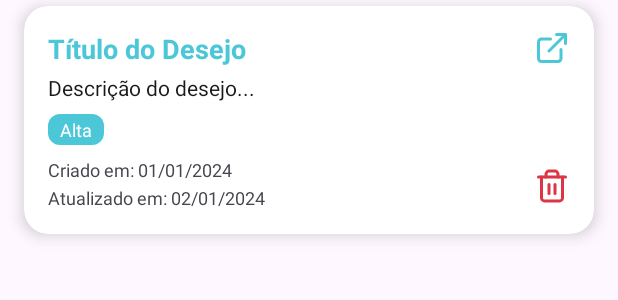
After one commit to passosleo/quero-ja, an Android app: the layout item_wish.xml on its own in the app's theme, with its tools: preview values and no code run, on a phone screen of 412 x 824 dp. The commit adds this screen. Shown: the top 300 px of the screen. Run offline under Robolectric (Android 15) with nearby library versions, the phone set to English and light mode, and no system bars.

Commit message:
delete and list wishes

```diff
--- /dev/null
+++ b/app/src/main/res/drawable/ic_delete.xml
@@ -0,0 +1,41 @@
+<vector xmlns:android="http://schemas.android.com/apk/res/android"
+    android:width="24dp"
+    android:height="24dp"
+    android:viewportWidth="24"
+    android:viewportHeight="24">
+  <path
+      android:pathData="M3,6H21"
+      android:strokeLineJoin="round"
+      android:strokeWidth="2"
+      android:fillColor="#00000000"
+      android:strokeColor="#DC3545"
+      android:strokeLineCap="round"/>
+  <path
+      android:pathData="M19,6V20C19,21 18,22 17,22H7C6,22 5,21 5,20V6"
+      android:strokeLineJoin="round"
+      android:strokeWidth="2"
+      android:fillColor="#00000000"
+      android:strokeColor="#DC3545"
+      android:strokeLineCap="round"/>
+  <path
+      android:pathData="M8,6V4C8,3 9,2 10,2H14C15,2 16,3 16,4V6"
+      android:strokeLineJoin="round"
+      android:strokeWidth="2"
+      android:fillColor="#00000000"
+      android:strokeColor="#DC3545"
+      android:strokeLineCap="round"/>
+  <path
+      android:pathData="M10,11V17"
+      android:strokeLineJoin="round"
+      android:strokeWidth="2"
+      android:fillColor="#00000000"
+      android:strokeColor="#DC3545"
+      android:strokeLineCap="round"/>
+  <path
+      android:pathData="M14,11V17"
+      android:strokeLineJoin="round"
+      android:strokeWidth="2"
+      android:fillColor="#00000000"
+      android:strokeColor="#DC3545"
+      android:strokeLineCap="round"/>
+</vector>
--- /dev/null
+++ b/app/src/main/res/drawable/ic_link.xml
@@ -0,0 +1,27 @@
+<vector xmlns:android="http://schemas.android.com/apk/res/android"
+    android:width="24dp"
+    android:height="24dp"
+    android:viewportWidth="24"
+    android:viewportHeight="24">
+  <path
+      android:pathData="M15,3H21V9"
+      android:strokeLineJoin="round"
+      android:strokeWidth="2"
+      android:fillColor="#00000000"
+      android:strokeColor="#4BC7D8"
+      android:strokeLineCap="round"/>
+  <path
+      android:pathData="M10,14L21,3"
+      android:strokeLineJoin="round"
+      android:strokeWidth="2"
+      android:fillColor="#00000000"
+      android:strokeColor="#4BC7D8"
+      android:strokeLineCap="round"/>
+  <path
+      android:pathData="M18,13V19C18,19.53 17.789,20.039 17.414,20.414C17.039,20.789 16.53,21 16,21H5C4.47,21 3.961,20.789 3.586,20.414C3.211,20.039 3,19.53 3,19V8C3,7.47 3.211,6.961 3.586,6.586C3.961,6.211 4.47,6 5,6H11"
+      android:strokeLineJoin="round"
+      android:strokeWidth="2"
+      android:fillColor="#00000000"
+      android:strokeColor="#4BC7D8"
+      android:strokeLineCap="round"/>
+</vector>
--- /dev/null
+++ b/app/src/main/res/drawable/tag_priority_background.xml
@@ -0,0 +1,4 @@
+<shape xmlns:android="http://schemas.android.com/apk/res/android" android:shape="rectangle">
+    <solid android:color="@color/primary"/>
+    <corners android:radius="8dp"/>
+</shape>
--- /dev/null
+++ b/app/src/main/res/drawable/tag_priority_high.xml
@@ -0,0 +1,4 @@
+<shape xmlns:android="http://schemas.android.com/apk/res/android" android:shape="rectangle">
+    <solid android:color="@color/priority_high" />
+    <corners android:radius="8dp" />
+</shape>
--- /dev/null
+++ b/app/src/main/res/drawable/tag_priority_low.xml
@@ -0,0 +1,4 @@
+<shape xmlns:android="http://schemas.android.com/apk/res/android" android:shape="rectangle">
+    <solid android:color="@color/priority_low" />
+    <corners android:radius="8dp" />
+</shape>
--- /dev/null
+++ b/app/src/main/res/drawable/tag_priority_medium.xml
@@ -0,0 +1,4 @@
+<shape xmlns:android="http://schemas.android.com/apk/res/android" android:shape="rectangle">
+    <solid android:color="@color/priority_medium" />
+    <corners android:radius="8dp" />
+</shape>
--- a/app/src/main/res/layout/activity_list_wishes.xml
+++ b/app/src/main/res/layout/activity_list_wishes.xml
@@ -16,6 +16,7 @@
       android:textSize="24sp"
       android:textStyle="bold"
       android:textColor="@color/primary"
+      android:paddingBottom="16dp"
       app:layout_constraintTop_toTopOf="parent"
       app:layout_constraintStart_toStartOf="parent"
       app:layout_constraintEnd_toEndOf="parent"
@@ -26,7 +27,6 @@
       android:layout_width="0dp"
       android:layout_height="0dp"
       android:clipToPadding="false"
-      android:padding="16dp"
       app:layout_constraintTop_toBottomOf="@id/list_title"
       app:layout_constraintBottom_toBottomOf="parent"
       app:layout_constraintStart_toStartOf="parent"
--- /dev/null
+++ b/app/src/main/res/layout/item_wish.xml
@@ -0,0 +1,99 @@
+<?xml version="1.0" encoding="utf-8"?>
+<androidx.cardview.widget.CardView xmlns:android="http://schemas.android.com/apk/res/android"
+    xmlns:app="http://schemas.android.com/apk/res-auto"
+    android:layout_width="match_parent"
+    android:layout_height="wrap_content"
+    android:layout_marginBottom="12dp"
+    android:layout_marginTop="4dp"
+    android:layout_marginStart="16dp"
+    android:layout_marginEnd="16dp"
+    app:cardCornerRadius="16dp"
+    app:cardElevation="6dp"
+    app:cardBackgroundColor="@color/white">
+
+    <androidx.constraintlayout.widget.ConstraintLayout
+        android:layout_width="match_parent"
+        android:layout_height="wrap_content"
+        android:padding="16dp">
+
+        <TextView
+            android:id="@+id/txt_wish_title"
+            android:layout_width="0dp"
+            android:layout_height="wrap_content"
+            android:text="Título do Desejo"
+            android:textSize="18sp"
+            android:textStyle="bold"
+            android:textColor="@color/primary"
+            app:layout_constraintStart_toStartOf="parent"
+            app:layout_constraintTop_toTopOf="parent"
+            app:layout_constraintEnd_toStartOf="@id/img_link"
+            app:layout_constraintBottom_toTopOf="@id/txt_wish_description"
+            android:layout_marginEnd="8dp" />
+
+        <TextView
+            android:id="@+id/txt_wish_description"
+            android:layout_width="0dp"
+            android:layout_height="wrap_content"
+            android:text="Descrição do desejo..."
+            android:textSize="14sp"
+            android:textColor="@color/text_color"
+            app:layout_constraintTop_toBottomOf="@id/txt_wish_title"
+            app:layout_constraintStart_toStartOf="parent"
+            app:layout_constraintEnd_toEndOf="parent"
+            android:layout_marginTop="4dp" />
+
+        <TextView
+            android:id="@+id/txt_priority"
+            android:layout_width="wrap_content"
+            android:layout_height="wrap_content"
+            android:text="Alta"
+            android:background="@drawable/tag_priority_background"
+            android:paddingHorizontal="8dp"
+            android:paddingVertical="2dp"
+            android:textColor="@android:color/white"
+            android:textSize="12sp"
+            app:layout_constraintTop_toBottomOf="@id/txt_wish_description"
+            app:layout_constraintStart_toStartOf="parent"
+            android:layout_marginTop="8dp" />
+
+        <TextView
+            android:id="@+id/txt_created_at"
+            android:layout_width="wrap_content"
+            android:layout_height="wrap_content"
+            android:text="Criado em: 01/01/2024"
+            android:textSize="12sp"
+            app:layout_constraintTop_toBottomOf="@id/txt_priority"
+            app:layout_constraintStart_toStartOf="parent"
+            android:layout_marginTop="8dp" />
+
+        <TextView
+            android:id="@+id/txt_updated_at"
+            android:layout_width="wrap_content"
+            android:layout_height="wrap_content"
+            android:text="Atualizado em: 02/01/2024"
+            android:textSize="12sp"
+            app:layout_constraintTop_toBottomOf="@id/txt_created_at"
+            app:layout_constraintStart_toStartOf="parent"
+            android:layout_marginTop="2dp" />
+
+        <ImageView
+            android:id="@+id/img_link"
+            android:layout_width="24dp"
+            android:layout_height="24dp"
+            android:src="@drawable/ic_link"
+            android:contentDescription="Abrir link"
+            app:layout_constraintTop_toTopOf="parent"
+            app:layout_constraintEnd_toEndOf="parent" />
+
+        <ImageView
+            android:id="@+id/img_delete"
+            android:layout_width="24dp"
+            android:layout_height="24dp"
+            android:src="@drawable/ic_delete"
+            android:contentDescription="Deletar desejo"
+            app:layout_constraintBottom_toBottomOf="parent"
+            app:layout_constraintEnd_toEndOf="parent"
+            android:layout_marginBottom="4dp" />
+
+    </androidx.constraintlayout.widget.ConstraintLayout>
+</androidx.cardview.widget.CardView>
--- a/app/src/main/res/values/colors.xml
+++ b/app/src/main/res/values/colors.xml
@@ -6,4 +6,7 @@
     <color name="text_color">#1A1A1A</color>
     <color name="hint_text_color">#999999</color>
     <color name="background_color">#F5F7FA</color>
+    <color name="priority_low">#43A047</color>
+    <color name="priority_medium">#FBC02D</color>
+    <color name="priority_high">#DC3545</color>
 </resources>
```
Also changed, not shown: app/src/main/java/com/leonardo/queroja/ListWishesActivity.java (+55 -2 lines), app/src/main/java/com/leonardo/queroja/adapters/WishAdapter.java (added, +103 -0 lines), app/src/main/java/com/leonardo/queroja/repositories/WishRepository.java (+35 -0 lines).
